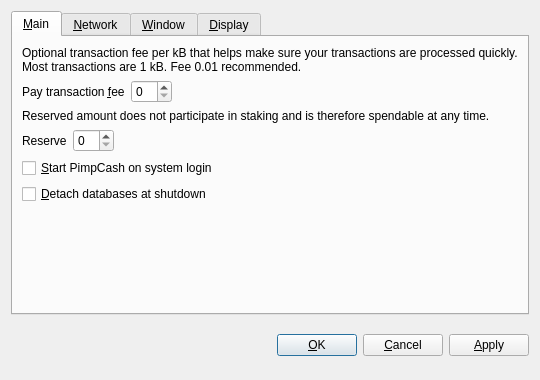
Above: src/qt/forms/optionsdialog.ui from okcashpro/okcash-oldsrc-history before the change. Below: the same form after it.
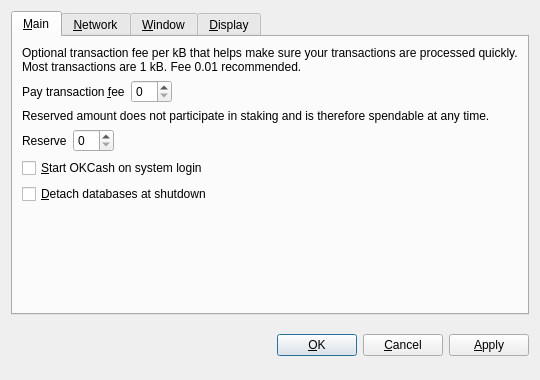
That is the form after the change. Custom widgets are drawn as their Qt base class.

Commit message:
OKCash Rebranding
OKCash Rebranding / Checkpoints and security update

```diff
--- a/src/qt/forms/optionsdialog.ui
+++ b/src/qt/forms/optionsdialog.ui
@@ -128,7 +128,7 @@
           <string>Automatically start PimpCash after logging in to the system.</string>
          </property>
          <property name="text">
-          <string>&amp;Start PimpCash on system login</string>
+          <string>&amp;Start OKCash on system login</string>
          </property>
         </widget>
        </item>
```
Left out of the diff: 10 changed lines with no effect on the pictures. The commit also changes 328 other files.
